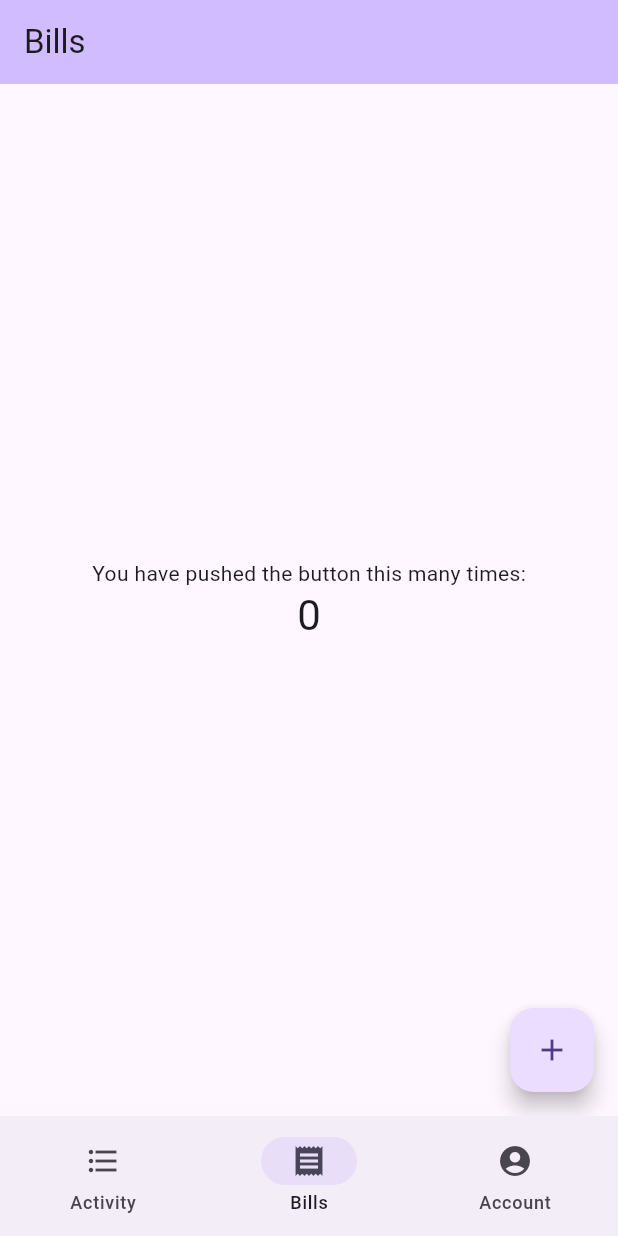
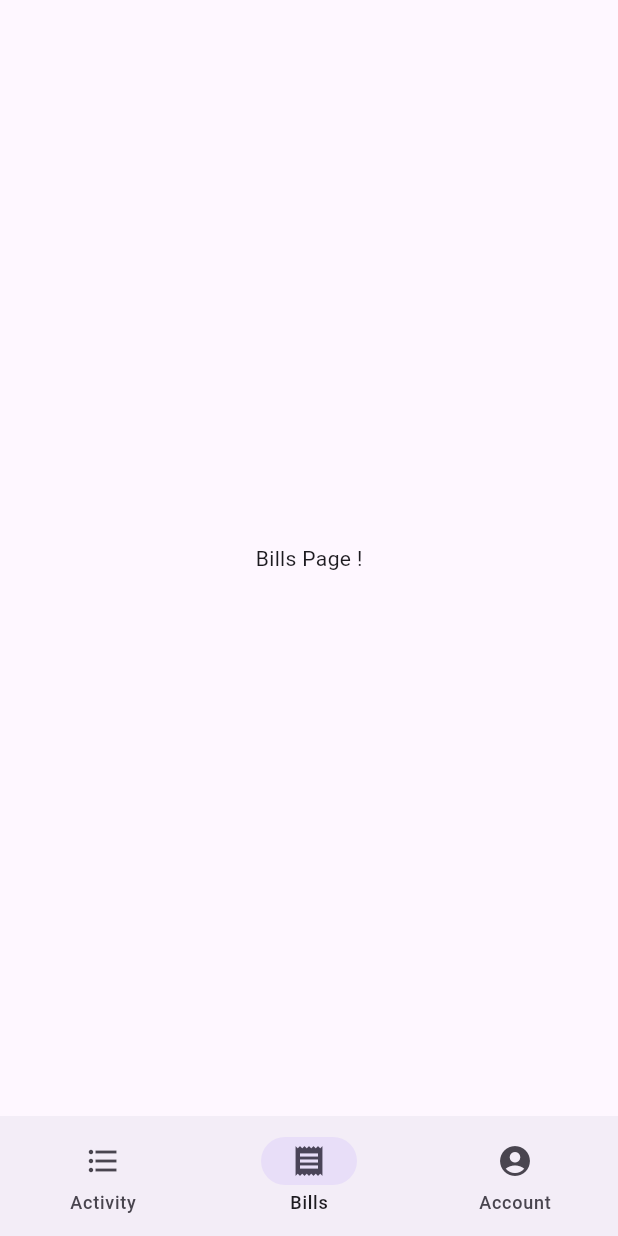
Before and after one commit to PetitGourou1999/FriendlyBill, a Flutter app: the screen it shows after launch, on a phone screen of 412 x 824 dp. Run offline on Flutter 3.47's test engine with Material 3 defaults, Android fonts, the light colour scheme and no system bars; our stand-ins replace go_router.

Commit message:
Added pages

```diff
--- a/lib/src/features/bills/bill_page.dart
+++ /dev/null
@@ -1,89 +0,0 @@
-import 'package:flutter/material.dart';
-
-class MyHomePage extends StatefulWidget {
-  const MyHomePage({super.key, required this.title});
-
-  // This widget is the home page of your application. It is stateful, meaning
-  // that it has a State object (defined below) that contains fields that affect
-  // how it looks.
-
-  // This class is the configuration for the state. It holds the values (in this
-  // case the title) provided by the parent (in this case the App widget) and
-  // used by the build method of the State. Fields in a Widget subclass are
-  // always marked "final".
-
-  final String title;
-
-  @override
-  State<MyHomePage> createState() => _MyHomePageState();
-}
-
-class _MyHomePageState extends State<MyHomePage> {
-  int _counter = 0;
-
-  void _incrementCounter() {
-    setState(() {
-      // This call to setState tells the Flutter framework that something has
-      // changed in this State, which causes it to rerun the build method below
-      // so that the display can reflect the updated values. If we changed
-      // _counter without calling setState(), then the build method would not be
-      // called again, and so nothing would appear to happen.
-      _counter++;
-    });
-  }
-
-  @override
-  Widget build(BuildContext context) {
-    // This method is rerun every time setState is called, for instance as done
-    // by the _incrementCounter method above.
-    //
-    // The Flutter framework has been optimized to make rerunning build methods
-    // fast, so that you can just rebuild anything that needs updating rather
-    // than having to individually change instances of widgets.
-    return Scaffold(
-      appBar: AppBar(
-        // TRY THIS: Try changing the color here to a specific color (to
-        // Colors.amber, perhaps?) and trigger a hot reload to see the AppBar
-        // change color while the other colors stay the same.
-        backgroundColor: Theme.of(context).colorScheme.inversePrimary,
-        // Here we take the value from the MyHomePage object that was created by
-        // the App.build method, and use it to set our appbar title.
-        title: Text(widget.title),
-      ),
-      body: Center(
-        // Center is a layout widget. It takes a single child and positions it
-        // in the middle of the parent.
-        child: Column(
-          // Column is also a layout widget. It takes a list of children and
-          // arranges them vertically. By default, it sizes itself to fit its
-          // children horizontally, and tries to be as tall as its parent.
-          //
-          // Column has various properties to control how it sizes itself and
-          // how it positions its children. Here we use mainAxisAlignment to
-          // center the children vertically; the main axis here is the vertical
-          // axis because Columns are vertical (the cross axis would be
-          // horizontal).
-          //
-          // TRY THIS: Invoke "debug painting" (choose the "Toggle Debug Paint"
-          // action in the IDE, or press "p" in the console), to see the
-          // wireframe for each widget.
-          mainAxisAlignment: MainAxisAlignment.center,
-          children: <Widget>[
-            const Text(
-              'You have pushed the button this many times:',
-            ),
-            Text(
-              '$_counter',
-              style: Theme.of(context).textTheme.headlineMedium,
-            ),
-          ],
-        ),
-      ),
-      floatingActionButton: FloatingActionButton(
-        onPressed: _incrementCounter,
-        tooltip: 'Increment',
-        child: const Icon(Icons.add),
-      ), // This trailing comma makes auto-formatting nicer for build methods.
-    );
-  }
-}
--- /dev/null
+++ b/lib/src/features/bills/presentation/bills_page.dart
@@ -0,0 +1,19 @@
+import 'package:flutter/material.dart';
+
+class BillsPage extends StatefulWidget {
+  const BillsPage({super.key});
+
+  @override
+  State<BillsPage> createState() => _BillsPageState();
+}
+
+class _BillsPageState extends State<BillsPage> {
+  @override
+  Widget build(BuildContext context) {
+    return const Scaffold(
+      body: Center(
+        child: Text('Bills Page !'),
+      ),
+    );
+  }
+}
--- a/lib/src/routing/constants/constants.dart
+++ b/lib/src/routing/constants/constants.dart
@@ -1,6 +1,8 @@
 import 'package:flutter/material.dart';
 
-import '../../features/bills/bill_page.dart';
+import '../../features/account/presentation/account_page.dart';
+import '../../features/bills/presentation/bills_page.dart';
+import '../../features/bills/presentation/latest_page.dart';
 import '../models/destination.dart';
 
 class Paths {
@@ -12,10 +14,9 @@ class Paths {
 class AvailableDestinations {
   static const List<Destination> availableDestinations = <Destination>[
     Destination(0, 'Activity', Icons.format_list_bulleted, Paths.activity,
-        MyHomePage(title: 'Activity')),
+        LatestPage()),
+    Destination(1, 'Bills', Icons.receipt, Paths.bills, BillsPage()),
     Destination(
-        1, 'Bills', Icons.receipt, Paths.bills, MyHomePage(title: 'Bills')),
-    Destination(2, 'Account', Icons.account_circle, Paths.account,
-        MyHomePage(title: 'Account')),
+        2, 'Account', Icons.account_circle, Paths.account, AccountPage()),
   ];
 }
```
Also changed, not shown: lib/src/features/account/presentation/account_page.dart (added, +19 -0 lines), lib/src/features/bills/presentation/details_page.dart (added, +19 -0 lines), lib/src/features/bills/presentation/latest_page.dart (added, +19 -0 lines).
